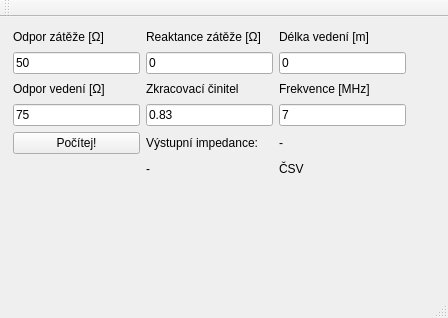
The window that jako_tl/mainwindow.ui (Hume2/ASW-Details) describes before a commit, drawn with Qt 5.
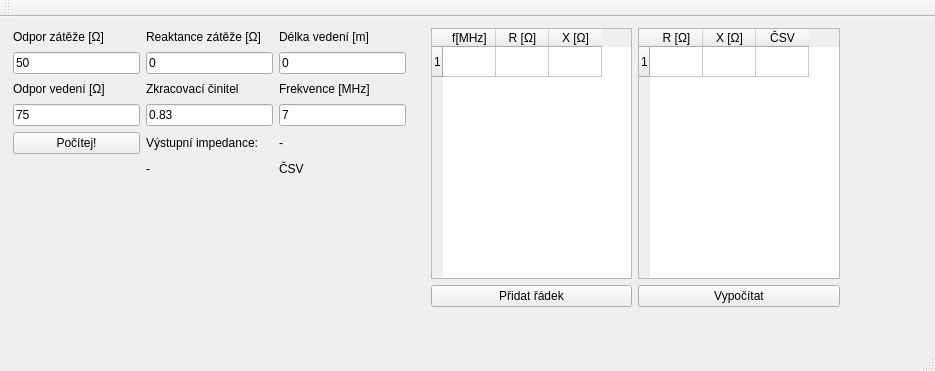
The same window after the commit.

Commit message: Přidány dávky

Diff of the .ui file:
```diff
--- a/jako_tl/mainwindow.ui
+++ b/jako_tl/mainwindow.ui
@@ -6,8 +6,8 @@
    <rect>
     <x>0</x>
     <y>0</y>
-    <width>448</width>
-    <height>318</height>
+    <width>935</width>
+    <height>371</height>
    </rect>
   </property>
   <property name="windowTitle">
@@ -151,6 +151,102 @@
      </item>
     </layout>
    </widget>
+   <widget class="QWidget" name="gridLayoutWidget_2">
+    <property name="geometry">
+     <rect>
+      <x>420</x>
+      <y>0</y>
+      <width>431</width>
+      <height>301</height>
+     </rect>
+    </property>
+    <layout class="QGridLayout" name="gridLayout_2">
+     <item row="0" column="0">
+      <widget class="QTableWidget" name="t_vstup">
+       <property name="showGrid">
+        <bool>true</bool>
+       </property>
+       <property name="rowCount">
+        <number>1</number>
+       </property>
+       <property name="columnCount">
+        <number>3</number>
+       </property>
+       <attribute name="horizontalHeaderDefaultSectionSize">
+        <number>53</number>
+       </attribute>
+       <row/>
+       <column>
+        <property name="text">
+         <string>f[MHz]</string>
+        </property>
+       </column>
+       <column>
+        <property name="text">
+         <string>R [Ω]</string>
+        </property>
+       </column>
+       <column>
+        <property name="text">
+         <string>X [Ω]</string>
+        </property>
+       </column>
+      </widget>
+     </item>
+     <item row="0" column="1">
+      <widget class="QTableWidget" name="t_vystup">
+       <property name="enabled">
+        <bool>true</bool>
+       </property>
+       <property name="editTriggers">
+        <set>QAbstractItemView::NoEditTriggers</set>
+       </property>
+       <property name="showGrid">
+        <bool>true</bool>
+       </property>
+       <property name="rowCount">
+        <number>1</number>
+       </property>
+       <property name="columnCount">
+        <number>3</number>
+       </property>
+       <attribute name="horizontalHeaderDefaultSectionSize">
+        <number>53</number>
+       </attribute>
+       <row/>
+       <column>
+        <property name="text">
+         <string>R [Ω]</string>
+        </property>
+       </column>
+       <column>
+        <property name="text">
+         <string>X [Ω]</string>
+        </property>
+       </column>
+       <column>
+        <property name="text">
+         <string>ČSV</string>
+        </property>
+       </column>
+      </widget>
+     </item>
+     <item row="1" column="0">
+      <widget class="QPushButton" name="pushButton_2">
+       <property name="text">
+        <string>Přidat řádek</string>
+       </property>
+      </widget>
+     </item>
+     <item row="1" column="1">
+      <widget class="QPushButton" name="pushButton_3">
+       <property name="text">
+        <string>Vypočítat</string>
+       </property>
+      </widget>
+     </item>
+    </layout>
+   </widget>
   </widget>
   <widget class="QMenuBar" name="menuBar">
    <property name="geometry">
```
Left out of the diff: 2 changed lines with no effect on the pictures. The commit also changes 2 other files.
